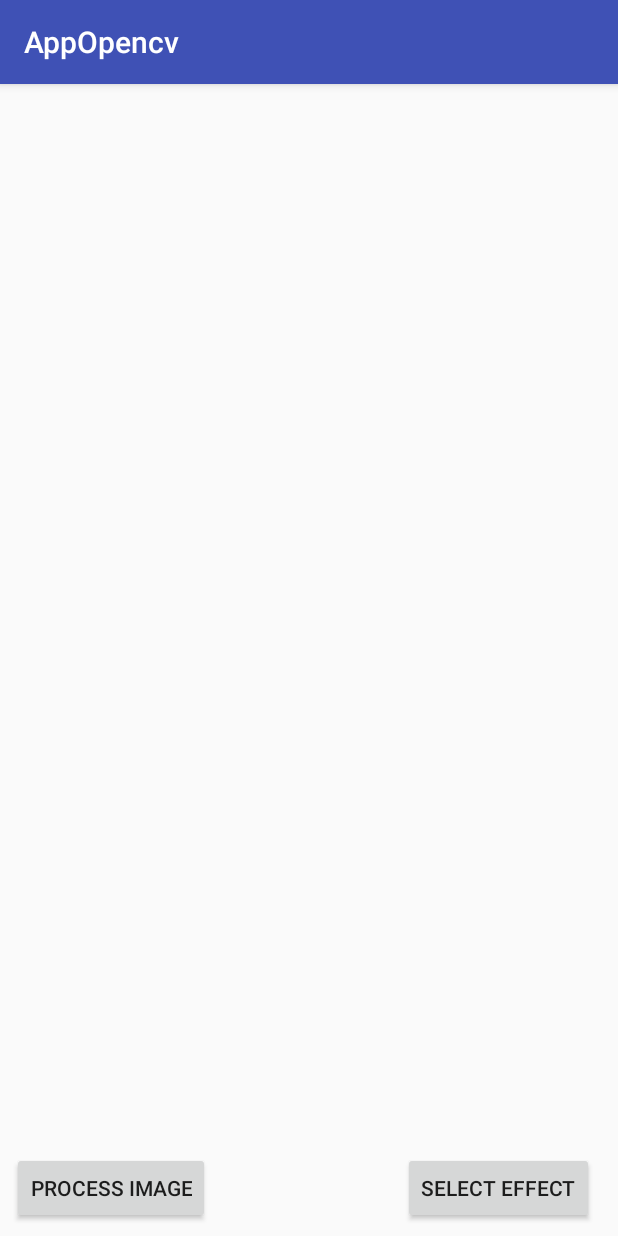
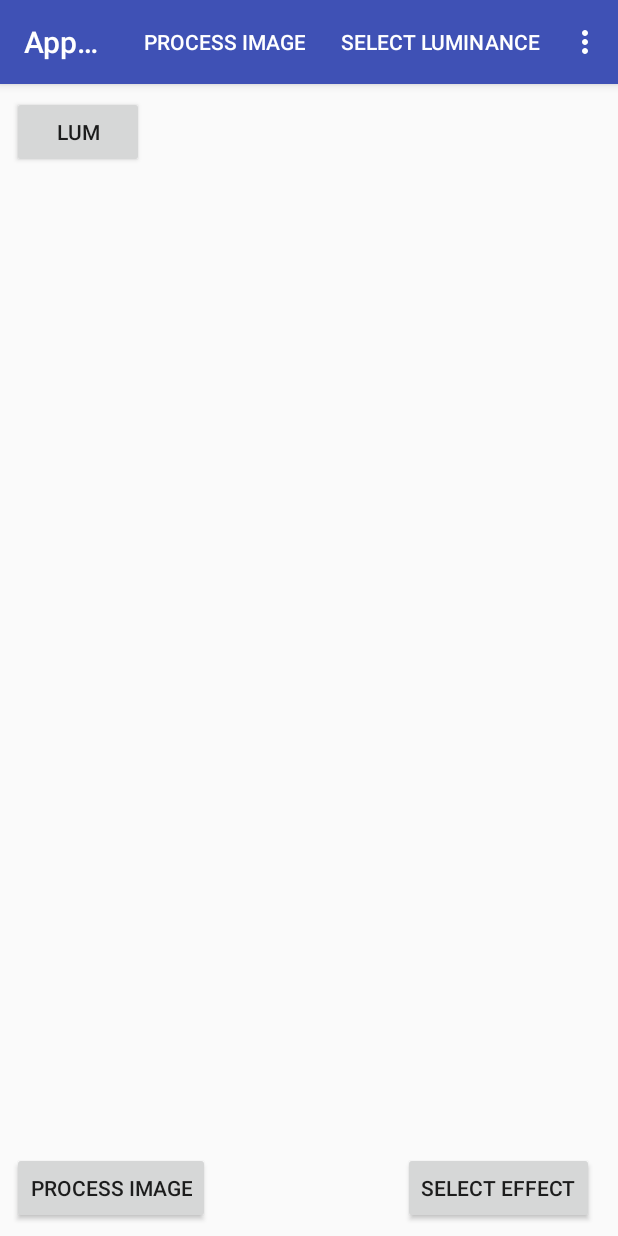
Before and after one commit to Guerci/AppOpencv, an Android app: the DetailPicture screen opened directly, with no data from a screen before it, on a phone screen of 412 x 824 dp. Run offline under Robolectric (Android 15) with nearby library versions, the phone set to English and light mode, and no system bars; 7 statements that could not run were skipped.

Commit message:
Proces 1

```diff
--- a/app/src/main/AndroidManifest.xml
+++ b/app/src/main/AndroidManifest.xml
@@ -15,6 +15,7 @@
         android:label="@string/app_name"
         android:supportsRtl="true"
         android:theme="@style/AppTheme">
+
         <activity android:name=".MainActivity">
             <intent-filter>
                 <action android:name="android.intent.action.MAIN" />
--- a/app/src/main/java/tfg/uab/jga/appopencv/ListLuminanceAdapter.java
+++ b/app/src/main/java/tfg/uab/jga/appopencv/ListLuminanceAdapter.java
@@ -37,6 +37,7 @@ public class ListLuminanceAdapter extends ArrayAdapter<Luminance> {
         TextView textBlue;
         TextView textGreen;
         TextView textName;
+        TextView textAlpha;
 
     }
 
@@ -60,6 +61,7 @@ public class ListLuminanceAdapter extends ArrayAdapter<Luminance> {
             holder.textGreen = (TextView) convertView.findViewById(R.id.txt_green);
             holder.textName = (TextView) convertView.findViewById(R.id.txt_name);
             holder.textRed = (TextView) convertView.findViewById(R.id.txt_red);
+            holder.textAlpha = (TextView) convertView.findViewById(R.id.txt_aplha);
             convertView.setTag(holder);
         }
         else{
@@ -70,6 +72,7 @@ public class ListLuminanceAdapter extends ArrayAdapter<Luminance> {
         holder.textRed.setText(Integer.toString(lum.getRed()));
         holder.textGreen.setText(Integer.toString(lum.getGreen()));
         holder.textName.setText(lum.getName());
+        holder.textAlpha.setText(Integer.toString(lum.getAlpha()));
         return convertView;
     }
 
--- a/app/src/main/res/layout/activity_detail_picture.xml
+++ b/app/src/main/res/layout/activity_detail_picture.xml
@@ -67,4 +67,15 @@
         app:layout_constraintTop_toTopOf="@+id/add_effect"
         app:layout_constraintVertical_bias="1.0" />
 
+    <Button
+        android:id="@+id/get_lum_image"
+        android:layout_width="wrap_content"
+        android:layout_height="wrap_content"
+        android:layout_marginLeft="8dp"
+        android:layout_marginTop="8dp"
+        android:onClick="onGetLumFromImage"
+        android:text="Lum"
+        app:layout_constraintLeft_toLeftOf="parent"
+        app:layout_constraintTop_toTopOf="parent" />
+
 </android.support.constraint.ConstraintLayout>
--- a/app/src/main/res/layout/list_luminance_fragment.xml
+++ b/app/src/main/res/layout/list_luminance_fragment.xml
@@ -1,6 +1,8 @@
 <?xml version="1.0" encoding="utf-8"?>
 <RelativeLayout xmlns:android="http://schemas.android.com/apk/res/android"
-    android:orientation="vertical" android:layout_width="match_parent"
+    xmlns:app="http://schemas.android.com/apk/res-auto"
+    android:orientation="vertical"
+    android:layout_width="match_parent"
     android:layout_height="match_parent">
     <ListView
         android:id="@+id/list_luminance"
@@ -11,4 +13,5 @@
         android:layout_marginStart="8dp"
         android:scrollbarStyle="outsideOverlay"/>
 
+
 </RelativeLayout>
--- /dev/null
+++ b/app/src/main/res/menu/menu_detail_picture.xml
@@ -0,0 +1,24 @@
+<?xml version="1.0" encoding="utf-8"?>
+<menu xmlns:android="http://schemas.android.com/apk/res/android"
+    xmlns:app="http://schemas.android.com/apk/res-auto"
+    android:layout_width="match_parent"
+    android:layout_height="match_parent">
+
+    <item
+        android:id="@+id/action_proces_image"
+        android:title="@string/process_image"
+        app:showAsAction="ifRoom"/>
+    <item
+        android:id="@+id/action_select_lum"
+        android:title="@string/select_luminance"
+        app:showAsAction="ifRoom"/>
+    <item
+        android:id="@+id/action_add_luminance"
+        android:title="@string/add_luminance_menu"
+        app:showAsAction="ifRoom"/>
+    <item
+        android:id="@+id/action_save_image"
+        android:title="@string/save_image"
+        app:showAsAction="ifRoom"/>
+
+</menu>
--- a/app/src/main/res/values/strings.xml
+++ b/app/src/main/res/values/strings.xml
@@ -1,4 +1,9 @@
 <resources>
     <string name="app_name">AppOpencv</string>
     <string name="title_activity_camera">CameraActivity</string>
+    <string name="add_luminance">add luminance</string>
+    <string name="process_image">Process Image</string>
+    <string name="select_luminance">Select Luminance</string>
+    <string name="add_luminance_menu">Add Luminance</string>
+    <string name="save_image">Save Image</string>
 </resources>
```
Also changed, not shown: app/src/main/java/tfg/uab/jga/appopencv/DetailPicture.java (+125 -3 lines), app/src/main/java/tfg/uab/jga/appopencv/ListLuminance.java (+59 -25 lines), app/src/main/java/tfg/uab/jga/appopencv/Luminance.java (+11 -0 lines), app/src/main/java/tfg/uab/jga/appopencv/ProcessImage.java (added, +81 -0 lines), app/src/main/res/layout/luminance_list_adapter.xml (+13 -1 lines), app/src/main/res/menu/menu_list.xml (added, +13 -0 lines), 18 other files.
